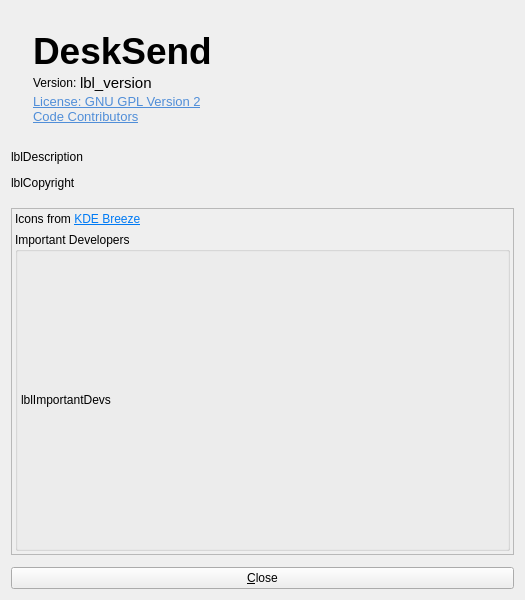
This is deskflow-master/src/lib/gui/dialogs/AboutDialog.ui in wtyLaziness/desksend as Qt 5 draws it before an edit. The edited form follows.
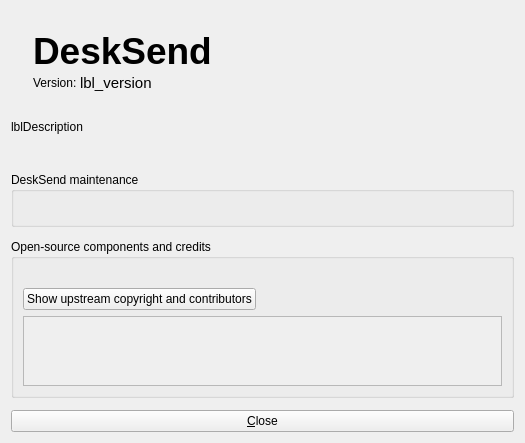
This is the edited form. Icons and pictures are not drawn.

Commit message: feat: add active transfer cancellation, refresh About dialog, and align docs and translations

What changed in the file:
```diff
--- a/deskflow-master/src/lib/gui/dialogs/AboutDialog.ui
+++ b/deskflow-master/src/lib/gui/dialogs/AboutDialog.ui
@@ -10,7 +10,7 @@
     <x>0</x>
     <y>0</y>
     <width>525</width>
-    <height>600</height>
+    <height>415</height>
    </rect>
   </property>
   <property name="sizePolicy">
@@ -44,26 +44,6 @@
       <property name="verticalSpacing">
        <number>0</number>
       </property>
-      <item row="4" column="1">
-       <widget class="QLabel" name="linkGpl">
-        <property name="sizePolicy">
-         <sizepolicy hsizetype="Preferred" vsizetype="Fixed">
-          <horstretch>0</horstretch>
-          <verstretch>0</verstretch>
-         </sizepolicy>
-        </property>
-        <property name="text">
-         <string>&lt;!DOCTYPE HTML PUBLIC &quot;-//W3C//DTD HTML 4.0//EN&quot; &quot;http://www.w3.org/TR/REC-html40/strict.dtd&quot;&gt;
-&lt;html&gt;&lt;head&gt;&lt;meta name=&quot;qrichtext&quot; content=&quot;1&quot; /&gt;&lt;style type=&quot;text/css&quot;&gt;
-p, li { white-space: pre-wrap; }
-&lt;/style&gt;&lt;/head&gt;&lt;body style=&quot; font-family:'Ubuntu'; font-size:10pt; font-weight:400; font-style:normal;&quot;&gt;
-&lt;p style=&quot; margin-top:0px; margin-bottom:0px; margin-left:0px; margin-right:0px; -qt-block-indent:0; text-indent:0px;&quot;&gt;&lt;a href=&quot;https://www.gnu.org/licenses/old-licenses/gpl-2.0.html&quot;&gt;&lt;span style=&quot; text-decoration: underline; color:#508ed8;&quot;&gt;License: GNU GPL Version 2&lt;/a&gt;&lt;/span&gt;&lt;/p&gt;&lt;/body&gt;&lt;/html&gt;</string>
-        </property>
-        <property name="openExternalLinks">
-         <bool>true</bool>
-        </property>
-       </widget>
-      </item>
       <item row="6" column="1">
        <spacer name="verticalSpacer">
         <property name="orientation">
@@ -249,26 +229,6 @@
         </layout>
        </widget>
       </item>
-      <item row="5" column="1">
-       <widget class="QLabel" name="linkContributors">
-        <property name="sizePolicy">
-         <sizepolicy hsizetype="Preferred" vsizetype="Fixed">
-          <horstretch>0</horstretch>
-          <verstretch>0</verstretch>
-         </sizepolicy>
-        </property>
-        <property name="text">
-         <string>&lt;!DOCTYPE HTML PUBLIC &quot;-//W3C//DTD HTML 4.0//EN&quot; &quot;http://www.w3.org/TR/REC-html40/strict.dtd&quot;&gt;
-&lt;html&gt;&lt;head&gt;&lt;meta name=&quot;qrichtext&quot; content=&quot;1&quot; /&gt;&lt;style type=&quot;text/css&quot;&gt;
-p, li { white-space: pre-wrap; }
-&lt;/style&gt;&lt;/head&gt;&lt;body style=&quot; font-family:'Ubuntu'; font-size:10pt; font-weight:400; font-style:normal;&quot;&gt;
-&lt;p style=&quot; margin-top:0px; margin-bottom:0px; margin-left:0px; margin-right:0px; -qt-block-indent:0; text-indent:0px;&quot;&gt;&lt;a href=&quot;https://github.com/deskflow/deskflow/graphs/contributors&quot;&gt;&lt;span style=&quot; text-decoration: underline; color:#508ed8;&quot;&gt;Code Contributors&lt;/span&gt;&lt;/a&gt;&lt;/p&gt;&lt;/body&gt;&lt;/html&gt;</string>
-        </property>
-        <property name="openExternalLinks">
-         <bool>true</bool>
-        </property>
-       </widget>
-      </item>
      </layout>
     </widget>
    </item>
@@ -283,152 +243,125 @@
      <property name="text">
       <string notr="true">lblDescription</string>
      </property>
+     <property name="wordWrap">
+      <bool>true</bool>
+     </property>
      <property name="alignment">
       <set>Qt::AlignmentFlag::AlignLeading|Qt::AlignmentFlag::AlignLeft|Qt::AlignmentFlag::AlignTop</set>
      </property>
     </widget>
    </item>
    <item>
-    <widget class="QLabel" name="lblCopyright">
-     <property name="sizePolicy">
-      <sizepolicy hsizetype="Preferred" vsizetype="Fixed">
-       <horstretch>0</horstretch>
-       <verstretch>0</verstretch>
-      </sizepolicy>
+    <widget class="QLabel" name="lblProjectLinks">
+     <property name="wordWrap">
+      <bool>true</bool>
      </property>
-     <property name="text">
-      <string notr="true">lblCopyright</string>
+     <property name="textFormat">
+      <enum>Qt::TextFormat::RichText</enum>
      </property>
     </widget>
    </item>
    <item>
-    <spacer name="verticalSpacer_2">
-     <property name="orientation">
-      <enum>Qt::Orientation::Vertical</enum>
+    <widget class="QGroupBox" name="groupDeskSend">
+     <property name="title">
+      <string>DeskSend maintenance</string>
      </property>
-     <property name="sizeType">
-      <enum>QSizePolicy::Policy::Fixed</enum>
-     </property>
-     <property name="sizeHint" stdset="0">
-      <size>
-       <width>20</width>
-       <height>6</height>
-      </size>
-     </property>
-    </spacer>
+     <layout class="QVBoxLayout" name="maintenanceLayout">
+      <item>
+       <widget class="QLabel" name="lblMaintainer">
+        <property name="wordWrap">
+         <bool>true</bool>
+        </property>
+        <property name="textFormat">
+         <enum>Qt::TextFormat::RichText</enum>
+        </property>
+        <property name="textInteractionFlags">
+         <set>Qt::TextInteractionFlag::LinksAccessibleByMouse|Qt::TextInteractionFlag::LinksAccessibleByKeyboard</set>
+        </property>
+        <property name="openExternalLinks">
+         <bool>true</bool>
+        </property>
+       </widget>
+      </item>
+     </layout>
+    </widget>
    </item>
    <item>
-    <widget class="QScrollArea" name="scrollArea">
-     <property name="sizePolicy">
-      <sizepolicy hsizetype="Preferred" vsizetype="Preferred">
-       <horstretch>0</horstretch>
-       <verstretch>0</verstretch>
-      </sizepolicy>
+    <widget class="QGroupBox" name="groupUpstream">
+     <property name="title">
+      <string>Open-source components and credits</string>
      </property>
-     <property name="sizeAdjustPolicy">
-      <enum>QAbstractScrollArea::SizeAdjustPolicy::AdjustIgnored</enum>
-     </property>
-     <property name="widgetResizable">
-      <bool>true</bool>
-     </property>
-     <widget class="QWidget" name="scrollAreaWidgetContents">
-      <property name="geometry">
-       <rect>
-        <x>0</x>
-        <y>0</y>
-        <width>505</width>
-        <height>294</height>
-       </rect>
-      </property>
-      <property name="sizePolicy">
-       <sizepolicy hsizetype="Preferred" vsizetype="Preferred">
-        <horstretch>0</horstretch>
-        <verstretch>0</verstretch>
-       </sizepolicy>
-      </property>
-      <layout class="QVBoxLayout" name="verticalLayout_4">
-       <property name="spacing">
-        <number>6</number>
-       </property>
-       <property name="leftMargin">
-        <number>3</number>
-       </property>
-       <property name="topMargin">
-        <number>3</number>
-       </property>
-       <property name="rightMargin">
-        <number>3</number>
-       </property>
-       <property name="bottomMargin">
-        <number>3</number>
-       </property>
-       <item>
-        <widget class="QLabel" name="label_2">
-         <property name="sizePolicy">
-          <sizepolicy hsizetype="Preferred" vsizetype="Maximum">
-           <horstretch>0</horstretch>
-           <verstretch>0</verstretch>
-          </sizepolicy>
-         </property>
-         <property name="text">
-          <string>&lt;html&gt;&lt;head/&gt;&lt;body&gt;&lt;p&gt;Icons from &lt;a href=&quot;https://develop.kde.org/frameworks/breeze-icons/&quot;&gt;&lt;span style=&quot; text-decoration: underline; color:#007af4;&quot;&gt;KDE Breeze&lt;/span&gt;&lt;/a&gt;&lt;/p&gt;&lt;/body&gt;&lt;/html&gt;</string>
-         </property>
-         <property name="openExternalLinks">
-          <bool>true</bool>
-         </property>
-        </widget>
-       </item>
-       <item>
-        <widget class="QGroupBox" name="groupBox">
-         <property name="sizePolicy">
-          <sizepolicy hsizetype="Preferred" vsizetype="Expanding">
-           <horstretch>0</horstretch>
-           <verstretch>0</verstretch>
-          </sizepolicy>
-         </property>
-         <property name="title">
-          <string>Important Developers</string>
-         </property>
-         <layout class="QVBoxLayout" name="verticalLayout_2">
-          <property name="spacing">
-           <number>0</number>
-          </property>
-          <property name="leftMargin">
-           <number>3</number>
-          </property>
-          <property name="topMargin">
-           <number>3</number>
-          </property>
-          <property name="rightMargin">
-           <number>3</number>
-          </property>
-          <property name="bottomMargin">
-           <number>3</number>
-          </property>
+     <layout class="QVBoxLayout" name="upstreamLayout">
+      <item>
+       <widget class="QLabel" name="lblUpstreamProjects">
+        <property name="wordWrap">
+         <bool>true</bool>
+        </property>
+        <property name="textFormat">
+         <enum>Qt::TextFormat::RichText</enum>
+        </property>
+        <property name="textInteractionFlags">
+         <set>Qt::TextInteractionFlag::LinksAccessibleByMouse|Qt::TextInteractionFlag::LinksAccessibleByKeyboard</set>
+        </property>
+        <property name="openExternalLinks">
+         <bool>true</bool>
+        </property>
+       </widget>
+      </item>
+      <item alignment="Qt::AlignmentFlag::AlignLeft">
+       <widget class="QPushButton" name="btnUpstreamDetails">
+        <property name="text">
+         <string>Show upstream copyright and contributors</string>
+        </property>
+        <property name="checkable">
+         <bool>true</bool>
+        </property>
+        <property name="autoDefault">
+         <bool>false</bool>
+        </property>
+        <property name="focusPolicy">
+         <enum>Qt::FocusPolicy::StrongFocus</enum>
+        </property>
+       </widget>
+      </item>
+      <item>
+       <widget class="QScrollArea" name="upstreamDetails">
+        <property name="minimumHeight">
+         <number>150</number>
+        </property>
+        <property name="widgetResizable">
+         <bool>true</bool>
+        </property>
+        <widget class="QWidget" name="upstreamDetailsContents">
+         <layout class="QVBoxLayout" name="upstreamDetailsLayout">
           <item>
-           <widget class="QLabel" name="lblImportantDevs">
-            <property name="sizePolicy">
-             <sizepolicy hsizetype="Preferred" vsizetype="Preferred">
-              <horstretch>0</horstretch>
-              <verstretch>0</verstretch>
-             </sizepolicy>
+           <widget class="QLabel" name="lblCopyright">
+            <property name="wordWrap">
+             <bool>true</bool>
             </property>
-            <property name="frameShape">
-             <enum>QFrame::Shape::NoFrame</enum>
+           </widget>
+          </item>
+          <item>
+           <widget class="QLabel" name="lblDeskflowContributors">
+            <property name="wordWrap">
+             <bool>true</bool>
             </property>
-            <property name="text">
-             <string notr="true">lblImportantDevs</string>
+            <property name="textFormat">
+             <enum>Qt::TextFormat::RichText</enum>
             </property>
-            <property name="wordWrap">
+            <property name="textInteractionFlags">
+             <set>Qt::TextInteractionFlag::LinksAccessibleByMouse|Qt::TextInteractionFlag::LinksAccessibleByKeyboard</set>
+            </property>
+            <property name="openExternalLinks">
              <bool>true</bool>
             </property>
            </widget>
           </item>
          </layout>
         </widget>
-       </item>
-      </layout>
-     </widget>
+       </widget>
+      </item>
+     </layout>
     </widget>
    </item>
    <item>
```
Left out of the diff: 6 changed lines with no effect on the pictures. The commit also changes 35 other files.
